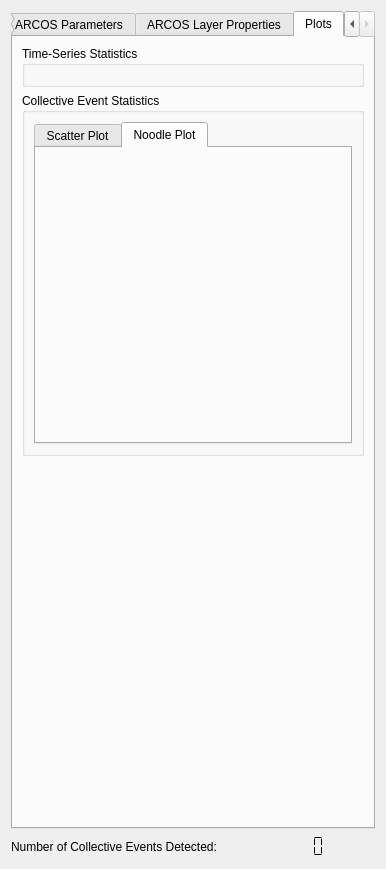
Old version of the form src/arcos_gui/_ui/ARCOS_widget.ui in the repository bgraedel/arcos-gui.
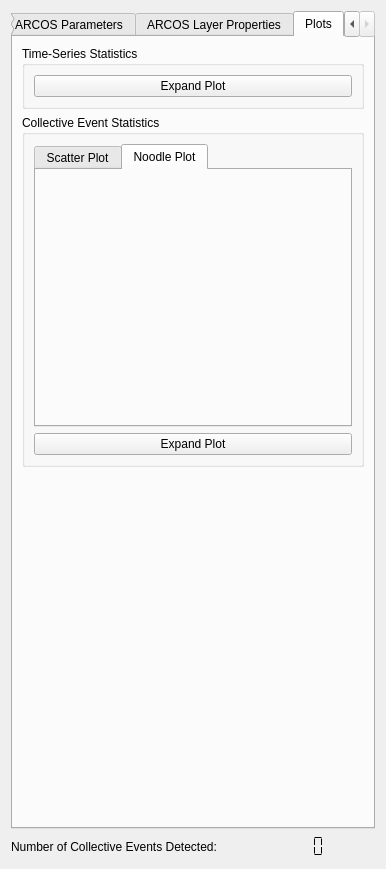
New version of the form. The open tabs and pages were chosen to show the change.

Commit message: expandable plots

Diff of the .ui file:
```diff
--- a/src/arcos_gui/_ui/ARCOS_widget.ui
+++ b/src/arcos_gui/_ui/ARCOS_widget.ui
@@ -1266,6 +1266,13 @@
           <item>
            <layout class="QVBoxLayout" name="tsplot_layout"/>
           </item>
+          <item>
+           <widget class="QPushButton" name="expand_plot_2">
+            <property name="text">
+             <string>Expand Plot</string>
+            </property>
+           </widget>
+          </item>
          </layout>
         </widget>
        </item>
@@ -1311,6 +1318,13 @@
             </widget>
            </widget>
           </item>
+          <item>
+           <widget class="QPushButton" name="expand_plot">
+            <property name="text">
+             <string>Expand Plot</string>
+            </property>
+           </widget>
+          </item>
          </layout>
         </widget>
        </item>
```
Left out of the diff: 88 changed lines with no effect on the pictures. The commit also changes 4 other files.
